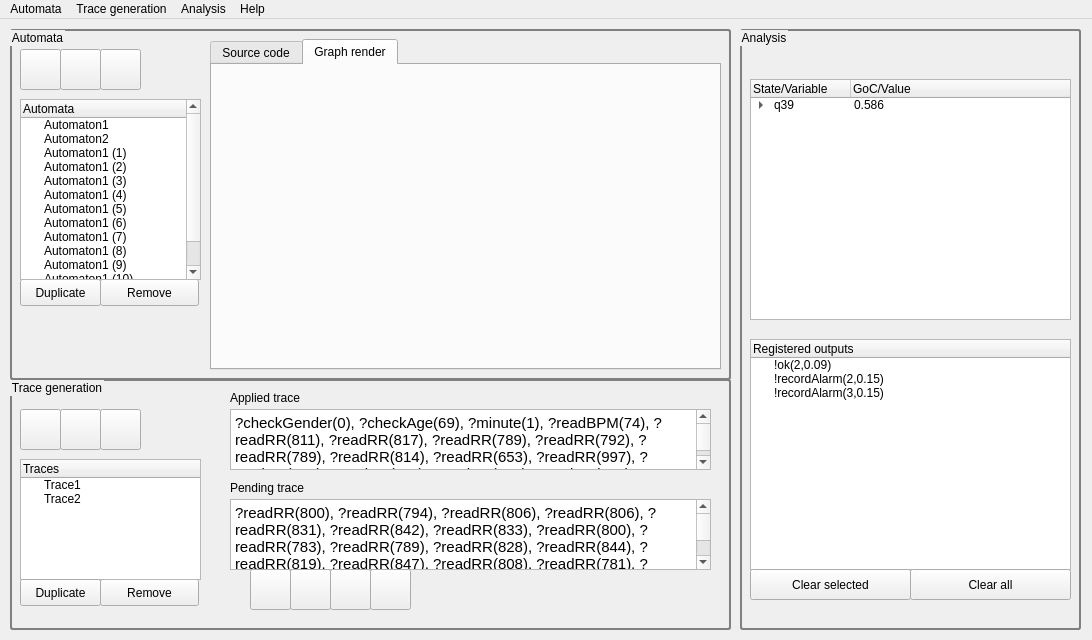
First picture: the form in gui/mainwindow.ui, repository FINDOSKDI/AUNTY, before the edit.
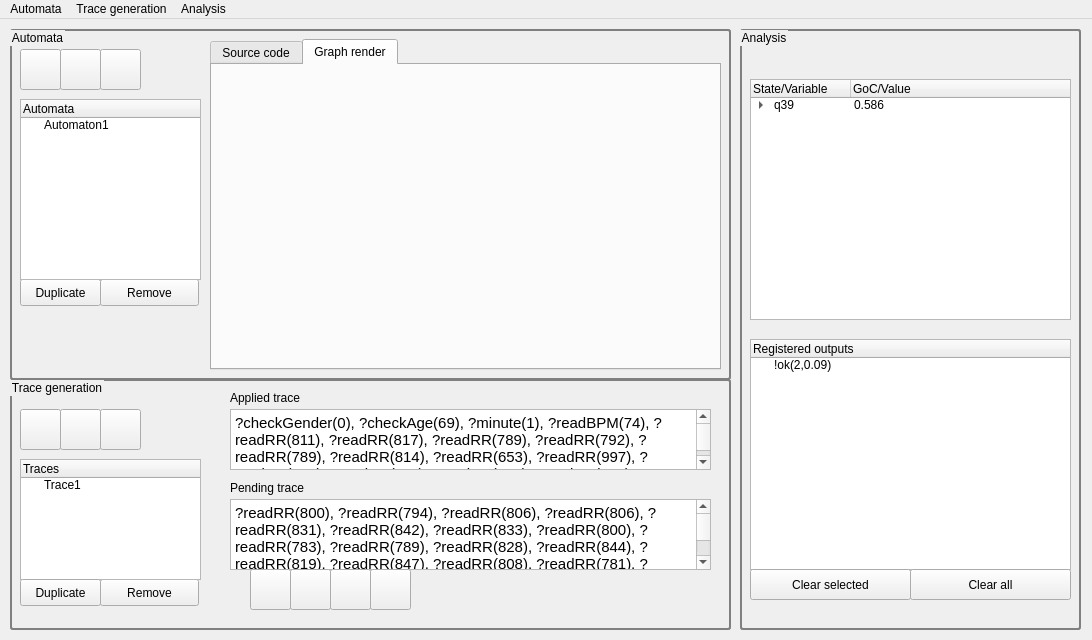
Second picture: the form after the edit. The open tabs and pages were chosen to show the change. Icons and pictures are not drawn.

The edit to the form file:
```diff
--- a/gui/mainwindow.ui
+++ b/gui/mainwindow.ui
@@ -156,66 +156,6 @@
        <string>Automaton1</string>
       </property>
      </item>
-     <item>
-      <property name="text">
-       <string>Automaton2</string>
-      </property>
-     </item>
-     <item>
-      <property name="text">
-       <string>Automaton1 (1)</string>
-      </property>
-     </item>
-     <item>
-      <property name="text">
-       <string>Automaton1 (2)</string>
-      </property>
-     </item>
-     <item>
-      <property name="text">
-       <string>Automaton1 (3)</string>
-      </property>
-     </item>
-     <item>
-      <property name="text">
-       <string>Automaton1 (4)</string>
-      </property>
-     </item>
-     <item>
-      <property name="text">
-       <string>Automaton1 (5)</string>
-      </property>
-     </item>
-     <item>
-      <property name="text">
-       <string>Automaton1 (6)</string>
-      </property>
-     </item>
-     <item>
-      <property name="text">
-       <string>Automaton1 (7)</string>
-      </property>
-     </item>
-     <item>
-      <property name="text">
-       <string>Automaton1 (8)</string>
-      </property>
-     </item>
-     <item>
-      <property name="text">
-       <string>Automaton1 (9)</string>
-      </property>
-     </item>
-     <item>
-      <property name="text">
-       <string>Automaton1 (10)</string>
-      </property>
-     </item>
-     <item>
-      <property name="text">
-       <string>Automaton1 (11)</string>
-      </property>
-     </item>
     </widget>
     <widget class="QTabWidget" name="tabWidget_2">
      <property name="geometry">
@@ -348,16 +288,6 @@
        <string>!ok(2,0.09)</string>
       </property>
      </item>
-     <item>
-      <property name="text">
-       <string>!recordAlarm(2,0.15)</string>
-      </property>
-     </item>
-     <item>
-      <property name="text">
-       <string>!recordAlarm(3,0.15)</string>
-      </property>
-     </item>
     </widget>
     <widget class="QPushButton" name="pushButton_15">
      <property name="geometry">
@@ -505,11 +435,6 @@
        <string>Trace1</string>
       </property>
      </item>
-     <item>
-      <property name="text">
-       <string>Trace2</string>
-      </property>
-     </item>
     </widget>
     <widget class="QPushButton" name="pushButton_4">
      <property name="geometry">
@@ -655,7 +580,7 @@
       <rect>
        <x>220</x>
        <y>10</y>
-       <width>141</width>
+       <width>471</width>
        <height>17</height>
       </rect>
      </property>
@@ -668,7 +593,7 @@
       <rect>
        <x>220</x>
        <y>100</y>
-       <width>101</width>
+       <width>471</width>
        <height>17</height>
       </rect>
      </property>
@@ -708,15 +633,9 @@
     <addaction name="actionStep_by_step"/>
     <addaction name="actionResults_table"/>
    </widget>
-   <widget class="QMenu" name="menuHelp">
-    <property name="title">
-     <string>Help</string>
-    </property>
-   </widget>
    <addaction name="menuAutomata"/>
    <addaction name="menuGeneration"/>
    <addaction name="menuAnalysis"/>
-   <addaction name="menuHelp"/>
   </widget>
   <action name="actionMaestra">
    <property name="text">
```
Left out of the diff: 98 changed lines with no effect on the pictures.
